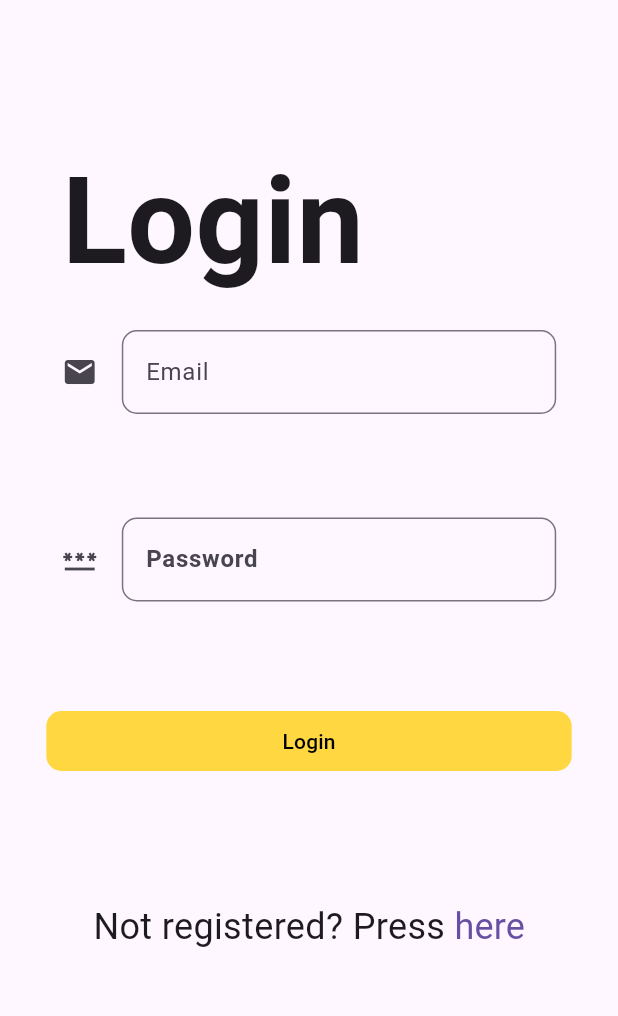
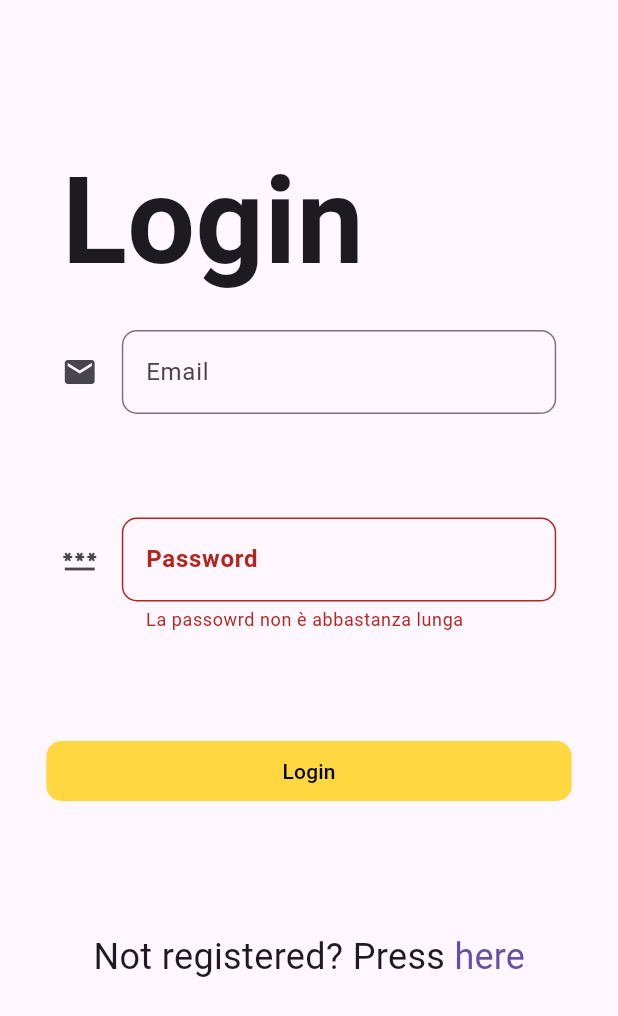
Before and after one commit to VitoSpritz/cinemaNight, a Flutter app: the screen it shows after launch, after a tap on "Login", on a phone screen of 412 x 824 dp. Shown: the top 1016 px of the screen. Run offline on Flutter 3.47's test engine with Material 3 defaults, Android fonts, the phone set to English and light mode, and no system bars; our stand-ins replace firebase_auth, firebase_core, go_router; accounts and stored records are empty; generated files the repository leaves out were written again.

Commit message:
feat(Back end): :sparkles: update login screen and add authentication

```diff
--- a/lib/screens/login.dart
+++ b/lib/screens/login.dart
@@ -1,3 +1,4 @@
+import 'package:firebase_auth/firebase_auth.dart';
 import 'package:flutter/material.dart';
 
 import 'router/router.dart';
@@ -15,42 +16,103 @@ class LoginScreen extends StatefulWidget {
 class _LoginScreenState extends State<LoginScreen> {
   final TextEditingController _emailController = TextEditingController();
   final TextEditingController _passwordController = TextEditingController();
+  final FirebaseAuth _auth = FirebaseAuth.instance;
+
+  String? _emailError;
+  String? _passwordError;
+  bool _isLoading = false;
 
   @override
   void initState() {
     super.initState();
-    _emailController.addListener(() {
-      final String text = _emailController.text.toLowerCase();
-      _emailController.value = _emailController.value.copyWith(
-        text: text,
-        selection: TextSelection(
-          baseOffset: text.length,
-          extentOffset: text.length,
-        ),
-        composing: TextRange.empty,
-      );
-    });
-
-    _passwordController.addListener(() {
-      final String text = _passwordController.text.toLowerCase();
-      _passwordController.value = _passwordController.value.copyWith(
-        text: text,
-        selection: TextSelection(
-          baseOffset: text.length,
-          extentOffset: text.length,
-        ),
-        composing: TextRange.empty,
-      );
-    });
+    _emailController.addListener;
+    _passwordController.addListener;
   }
 
   @override
   void dispose() {
     _emailController.dispose();
+    _passwordController.dispose();
     super.dispose();
   }
 
-  @override
+  String? validateEmail() {
+    if (_emailController.text.isEmpty) {
+      return null;
+    }
+    if (_emailController.text.contains('@')) {
+      return null;
+    }
+    return "La email non è formattata nel modo giusto";
+  }
+
+  String? validatePassword() {
+    if (_passwordController.text.length > 8) {
+      return null;
+    }
+    return "La passowrd non è abbastanza lunga";
+  }
+
+  Future<void> onSubmitButtonClick() async {
+    setState(() {
+      _emailError = validateEmail();
+      _passwordError = validatePassword();
+    });
+
+    if (_emailError != null || _passwordError != null) {
+      return;
+    }
+
+    if (_emailController.text.isEmpty || _passwordController.text.isEmpty) {
+      ScaffoldMessenger.of(context).showSnackBar(
+        const SnackBar(content: Text('Inserisci email e password')),
+      );
+      return;
+    }
+
+    setState(() {
+      _isLoading = true;
+    });
+
+    try {
+      await _auth.signInWithEmailAndPassword(
+        email: _emailController.text.trim(),
+        password: _passwordController.text,
+      );
+    } on FirebaseAuthException catch (e) {
+      String errorMessage;
+
+      switch (e.code) {
+        case 'user-not-found':
+          errorMessage = 'Nessun utente trovato';
+          break;
+        case 'invalid-credential':
+          errorMessage = 'Credenziali non valide';
+          break;
+        default:
+          errorMessage = 'Errore di autenticazione: ${e.message}';
+      }
+
+      if (mounted) {
+        ScaffoldMessenger.of(context).showSnackBar(
+          SnackBar(content: Text(errorMessage), backgroundColor: Colors.red),
+        );
+      }
+    } catch (e) {
+      if (mounted) {
+        ScaffoldMessenger.of(context).showSnackBar(
+          SnackBar(content: Text('Errore: $e'), backgroundColor: Colors.red),
+        );
+      }
+    } finally {
+      if (mounted) {
+        setState(() {
+          _isLoading = false;
+        });
+      }
+    }
+  }
+
   @override
   Widget build(BuildContext context) {
     return Scaffold(
@@ -68,42 +130,34 @@ class _LoginScreenState extends State<LoginScreen> {
             const SizedBox(height: 16),
             SizedBox(
               width: MediaQuery.of(context).size.width * 0.8,
-              child: TextFormField(
+              child: TextField(
                 controller: _emailController,
-                validator: (String? value) {
-                  return (value != null && value.contains('@'))
-                      ? null
-                      : "Il valore non contiene una @";
-                },
-                decoration: const InputDecoration(
-                  icon: Icon(Icons.email),
-                  border: OutlineInputBorder(
+                decoration: InputDecoration(
+                  icon: const Icon(Icons.email),
+                  border: const OutlineInputBorder(
                     borderRadius: BorderRadius.all(Radius.circular(10.0)),
                   ),
                   labelText: "Email",
+                  errorText: _emailError,
                 ),
               ),
             ),
             const SizedBox(height: 69),
             SizedBox(
               width: MediaQuery.of(context).size.width * 0.8,
-              child: TextFormField(
+              child: TextField(
                 controller: _passwordController,
                 obscureText: true,
-                validator: (String? value) {
-                  return (value != null && value.length > 7)
-                      ? null
-                      : "La password è troppo corta";
-                },
-                decoration: const InputDecoration(
-                  icon: Icon(Icons.password),
-                  border: OutlineInputBorder(
+                decoration: InputDecoration(
+                  icon: const Icon(Icons.password),
+                  border: const OutlineInputBorder(
                     borderRadius: BorderRadius.all(Radius.circular(10.0)),
                   ),
-                  label: Text(
+                  label: const Text(
                     'Password',
                     style: TextStyle(fontWeight: FontWeight.bold),
                   ),
+                  errorText: _passwordError,
                 ),
               ),
             ),
@@ -111,7 +165,7 @@ class _LoginScreenState extends State<LoginScreen> {
             FractionallySizedBox(
               widthFactor: 0.85,
               child: FilledButton(
-                onPressed: () => router.push(LoginScreen.path),
+                onPressed: () => onSubmitButtonClick(),
                 style: FilledButton.styleFrom(
                   backgroundColor: Colors.amberAccent,
                   foregroundColor: Colors.black,
@@ -119,7 +173,16 @@ class _LoginScreenState extends State<LoginScreen> {
                     borderRadius: BorderRadius.circular(10),
                   ),
                 ),
-                child: const Text("Login"),
+                child: _isLoading
+                    ? const SizedBox(
+                        height: 20,
+                        width: 20,
+                        child: CircularProgressIndicator(
+                          strokeWidth: 2,
+                          color: Colors.black,
+                        ),
+                      )
+                    : const Text("Login"),
               ),
             ),
 
```
Also changed, not shown: lib/screens/home.dart (+8 -0 lines).
